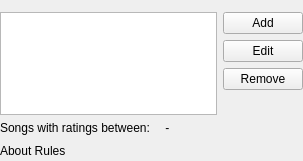
This is dynamic/dynamicrules.ui in CDrummond/cantata as Qt 5 draws it before an edit. The edited form follows.
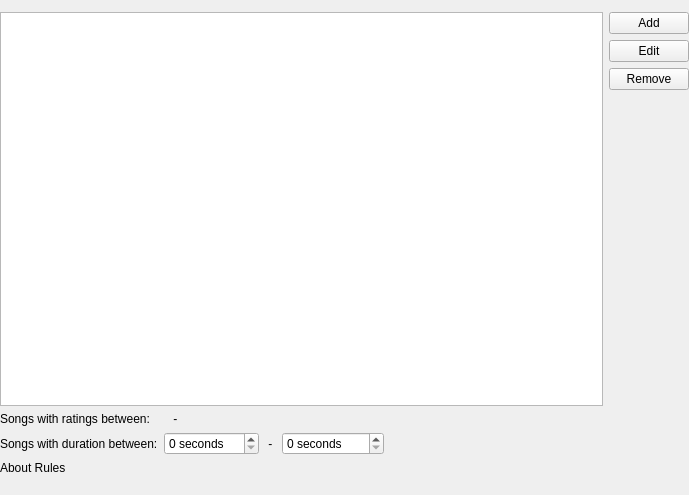
This is the edited form. Custom widgets are drawn as their Qt base class.

Commit message: Add min/max duration to dynamic playlist rules. Issue #991

Patch:
```diff
--- a/dynamic/dynamicrules.ui
+++ b/dynamic/dynamicrules.ui
@@ -6,8 +6,8 @@
    <rect>
     <x>0</x>
     <y>0</y>
-    <width>303</width>
-    <height>161</height>
+    <width>689</width>
+    <height>495</height>
    </rect>
   </property>
   <layout class="QVBoxLayout" name="verticalLayout">
@@ -81,15 +81,17 @@
         </property>
        </spacer>
       </item>
-      <item row="4" column="0" rowspan="1" colspan="2">
-       <layout class="QHBoxLayout" name="ratingsGroupBoxLayout">
-       <item>
-        <widget class="QLabel" name="ratingRangeLabel">
+      <item row="4" column="0">
+       <layout class="QFormLayout" name="formLayout">
+        <item row="0" column="0">
+         <widget class="QLabel" name="ratingRangeLabel_2">
          <property name="text">
           <string>Songs with ratings between:</string>
          </property>
         </widget>
        </item>
+        <item row="0" column="1">
+         <layout class="QHBoxLayout" name="horizontalLayout_2">
         <item>
          <widget class="RatingWidget" name="ratingFrom"/>
         </item>
@@ -104,7 +106,7 @@
          <widget class="RatingWidget" name="ratingTo"/>
         </item>
         <item>
-        <spacer name="ratingSpacer">
+           <spacer name="rangeLabel">
           <property name="orientation">
            <enum>Qt::Horizontal</enum>
           </property>
@@ -115,6 +117,65 @@
            </size>
           </property>
          </spacer>
+          </item>
+         </layout>
+        </item>
+        <item row="1" column="0">
+         <widget class="QLabel" name="label">
+          <property name="text">
+           <string>Songs with duration between:</string>
+          </property>
+         </widget>
+        </item>
+        <item row="1" column="1">
+         <layout class="QHBoxLayout" name="horizontalLayout_3">
+          <item>
+           <widget class="QSpinBox" name="minDuration">
+            <property name="suffix">
+             <string> seconds</string>
+            </property>
+            <property name="maximum">
+             <number>300</number>
+            </property>
+            <property name="singleStep">
+             <number>10</number>
+            </property>
+           </widget>
+          </item>
+          <item>
+           <widget class="QLabel" name="rangeLabel2">
+            <property name="text">
+             <string> - </string>
+            </property>
+           </widget>
+          </item>
+          <item>
+           <widget class="QSpinBox" name="maxDuration">
+            <property name="suffix">
+             <string> seconds</string>
+            </property>
+            <property name="maximum">
+             <number>1200</number>
+            </property>
+            <property name="singleStep">
+             <number>10</number>
+            </property>
+           </widget>
+          </item>
+          <item>
+           <spacer name="durationSpacer">
+            <property name="orientation">
+             <enum>Qt::Horizontal</enum>
+            </property>
+            <property name="sizeHint" stdset="0">
+             <size>
+              <width>2</width>
+              <height>2</height>
+             </size>
+            </property>
+           </spacer>
+          </item>
+         </layout>
         </item>
        </layout>
       </item>
@@ -131,7 +192,7 @@
         </property>
        </widget>
       </item>
-      <item row="5" column="1" colspan="2">
+      <item row="6" column="1" colspan="2">
        <spacer name="horizontalSpacer">
         <property name="orientation">
          <enum>Qt::Horizontal</enum>
```
Left out of the diff: 26 changed lines with no effect on the pictures. Lines whose indentation alone changed are shown as unchanged. The commit also changes 5 other files.
